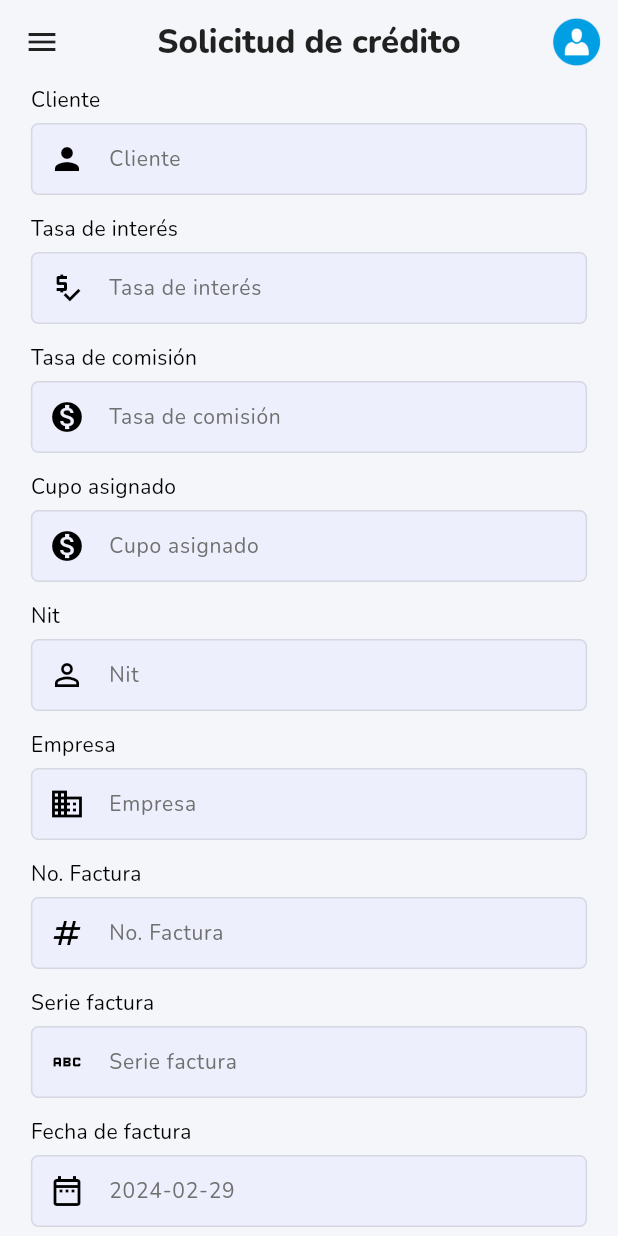
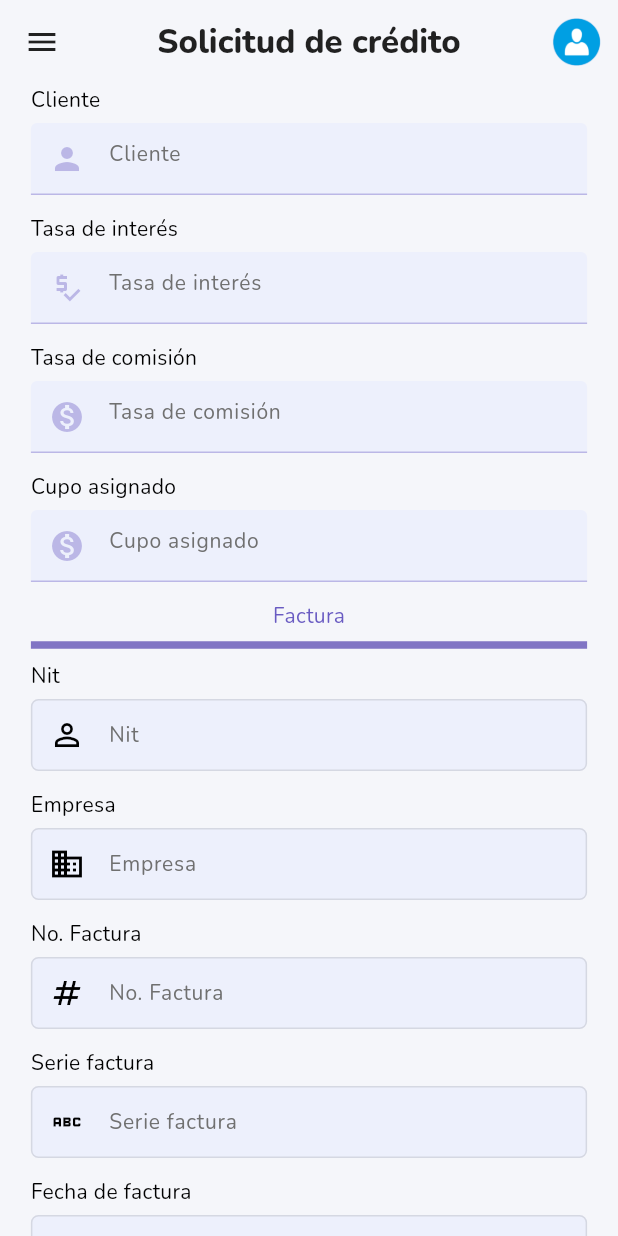
Before and after one commit to ichelescoga/factoring-app, a Flutter app: the CreditApplicationFormPage screen opened directly with empty values, after a tap on the "menu" icon, after a tap on "Aplicación financiera", on a phone screen of 412 x 824 dp. Run offline on Flutter 3.47's test engine with Material 3 defaults, Android fonts, the phone set to English and light mode, and no system bars; drawn by our look-alikes of flutter_easyloading; our stand-ins replace easy_stepper, file_picker, flutter_dotenv, flutter_image_compress, flutter_riverpod, flutter_speed_dial and 9 more.

Commit message:
recovery user from credit request form

```diff
--- a/lib/views/credit_application_form/controller/credit_application_form_controller.dart
+++ b/lib/views/credit_application_form/controller/credit_application_form_controller.dart
@@ -26,7 +26,7 @@ class CreditApplicationFormController extends GetxController {
   final TextEditingController disbursementDate = TextEditingController();
   final TextEditingController payPromiseDate = TextEditingController();
   final TextEditingController daysOfCredit = TextEditingController();
-  final TextEditingController commission= TextEditingController();
+  final TextEditingController commission = TextEditingController();
   final TextEditingController interestAmount = TextEditingController();
   final TextEditingController amountToDisbursed = TextEditingController();
   // final TextEditingController filename = TextEditingController();
@@ -37,15 +37,25 @@ class CreditApplicationFormController extends GetxController {
     link: "",
   );
 
-  void setFatherId (String id) => _fatherId = id;
+  void setFatherId(String id) => _fatherId = id;
 
+  String formatDate(String _date) {
+    DateTime _newDate = DateTime.parse(_date);
 
-  String formatDate(String fechaDesembolsoString) {
-  DateTime fechaDesembolso = DateTime.parse(fechaDesembolsoString);
+    String _formateDate = DateFormat('dd/MM/yy').format(_newDate);
 
-  String fechaFormateada = DateFormat('dd/MM/yy').format(fechaDesembolso);
+    return _formateDate;
+  }
 
-  return fechaFormateada;
+  Future<void> getEntityById() async {
+    var response = await provider.getEntityById(int.parse(_fatherId));
+    if (response['success']) {
+      var data = response["data"];
+      client.text = data['nombre'];
+      interestPercent.text = data['38'].toString(); //TODO verify if this field is interest pecercent or only intereset per month
+      commissionRate.text = data['39'].toString(); //TODO verify if this field is comission pecercent or only comission per month
+      amountAssignment.text = data['42'].toString(); // data['43'].toString();
+    }
   }
 
   Future<void> sedCreditRequest(Function callback) async {
@@ -56,17 +66,17 @@ class CreditApplicationFormController extends GetxController {
       "tasa_interes": interestPercent.text,
       "tasa_comision": commissionRate.text,
       "nit": billNit.text,
-    "no_factura": billNumber.text ,
+      "no_factura": billNumber.text,
       "serie_factura": billSerie.text,
       "monto_factura": billAmount.text,
       "fecha_factura": formatDate(billDate.text.toString()),
       "monto_solicitado": applicationAmount.text,
       "fecha_desembolso": formatDate(disbursementDate.text.toString()),
       "fecha_pago": formatDate(payPromiseDate.text.toString()),
-    "dias_credito": daysOfCredit.text ,
+      "dias_credito": daysOfCredit.text,
       "comision": commission.text,
       "intereses": interestAmount.text,
-    "monto_desembolsar" : amountToDisbursed.text,
+      "monto_desembolsar": amountToDisbursed.text,
       "factura": imageToSave,
       "carta_representante": "imagen_carta.jpg",
       "id_entidad": _fatherId,
@@ -77,5 +87,4 @@ class CreditApplicationFormController extends GetxController {
 
     callback();
   }
-
 }
--- a/lib/views/credit_application_form/forms/form_credit_application.dart
+++ b/lib/views/credit_application_form/forms/form_credit_application.dart
@@ -1,3 +1,4 @@
+import 'package:developer_company/shared/resources/colors.dart';
 import 'package:developer_company/shared/resources/strings.dart';
 import 'package:developer_company/shared/services/quetzales_currency.dart';
 import 'package:developer_company/shared/validations/grater_than_number_validator.dart';
@@ -12,7 +13,6 @@ import 'package:flutter/foundation.dart';
 import 'package:flutter/material.dart';
 
 class FormCreditApplication extends StatelessWidget {
-
   FormCreditApplication({
     Key? key,
     required CreditApplicationFormController ctrl,
@@ -53,30 +53,37 @@ class FormCreditApplication extends StatelessWidget {
             controller: _ctrl.client,
             label: "Cliente",
             hintText: "Cliente",
+            enabled: false,
             validator: (value) => notEmptyFieldValidator(value),
             prefixIcon: Icons.person),
         CustomInputWidget(
             controller: _ctrl.interestPercent,
             label: "Tasa de interés",
             hintText: "Tasa de interés",
-            keyboardType: TextInputType.number,
+            enabled: false,
             validator: (value) => notEmptyFieldValidator(value),
             prefixIcon: Icons.price_check),
         CustomInputWidget(
             controller: _ctrl.commissionRate,
             label: "Tasa de comisión",
             hintText: "Tasa de comisión",
-            keyboardType: TextInputType.number,
+            enabled: false,
             validator: (value) => notEmptyFieldValidator(value),
             prefixIcon: Icons.monetization_on),
         CustomInputWidget(
             controller: _ctrl.amountAssignment,
             label: "Cupo asignado",
             hintText: "Cupo asignado",
-            keyboardType: TextInputType.number,
+            enabled: false,
             validator: (value) => notEmptyFieldValidator(value),
             prefixIcon: Icons.monetization_on),
-        //divider
+        Text("Factura"),
+        Divider(
+          height: 20,
+          thickness: 5,
+          endIndent: 0,
+          color: AppColors.secondaryMainColor,
+        ),
         CustomInputWidget(
             controller: _ctrl.billNit,
             label: "Nit",
@@ -119,7 +126,13 @@ class FormCreditApplication extends StatelessWidget {
           firstDate: DateTime(actualYear - 60),
           lastDate: DateTime(actualYear + 1),
         ),
-        //divider
+        Text("Monto solicitado"),
+        Divider(
+          height: 20,
+          thickness: 5,
+          endIndent: 0,
+          color: AppColors.secondaryMainColor,
+        ),
         CustomInputWidget(
             controller: TextEditingController(
                 text: quetzalesCurrency(_ctrl.applicationAmount.text)),
@@ -195,13 +208,12 @@ class FormCreditApplication extends StatelessWidget {
               color: Colors.white,
             ),
             enabled: true,
-            uploadImageController:_ctrl.filename,
+            uploadImageController: _ctrl.filename,
             text: "Subir archivo",
             validator: (value) {
               if (value == null) return "Seleccione una imagen";
               return null;
             }),
-
         CustomButtonWidget(text: "Enviar solicitud", onTap: doAction),
       ],
     );
--- a/lib/views/credit_application_form/pages/credit_application_form.dart
+++ b/lib/views/credit_application_form/pages/credit_application_form.dart
@@ -41,6 +41,7 @@ class _CreditApplicationFormPageState extends State<CreditApplicationFormPage> {
     var fatherId = args['father'];
     _controller = Get.put(CreditApplicationFormController());
     _controller.setFatherId(fatherId);
+    _controller.getEntityById();
   }
 
   @override
```
Also changed, not shown: lib/data/providers/factorin_provider.dart (+14 -3 lines), lib/views/home/pages/dashboard_page.dart (+16 -13 lines). Lines whose indentation alone changed are shown as unchanged.
